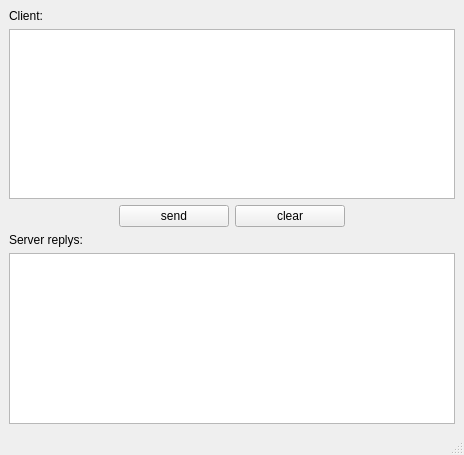
Qt form Lab2/TCPClientFiles/mainwindow.ui (rodimov/NetworksLabs_SUT) before a commit.
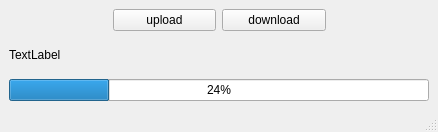
The same form after that commit.

Diff of the .ui file:
```diff
--- a/Lab2/TCPClientFiles/mainwindow.ui
+++ b/Lab2/TCPClientFiles/mainwindow.ui
@@ -6,8 +6,8 @@
    <rect>
     <x>0</x>
     <y>0</y>
-    <width>464</width>
-    <height>455</height>
+    <width>438</width>
+    <height>132</height>
    </rect>
   </property>
   <property name="windowTitle">
@@ -15,20 +15,6 @@
   </property>
   <widget class="QWidget" name="centralwidget">
    <layout class="QVBoxLayout" name="verticalLayout_3">
-    <item>
-     <layout class="QVBoxLayout" name="verticalLayout">
-      <item>
-       <widget class="QLabel" name="label">
-        <property name="text">
-         <string>Client:</string>
-        </property>
-       </widget>
-      </item>
-      <item>
-       <widget class="QTextEdit" name="clientTextEdit"/>
-      </item>
-     </layout>
-    </item>
     <item>
      <layout class="QHBoxLayout" name="horizontalLayout">
       <item>
@@ -56,7 +42,7 @@
          <enum>Qt::LeftToRight</enum>
         </property>
         <property name="text">
-         <string>send</string>
+         <string>upload</string>
         </property>
        </widget>
       </item>
@@ -69,7 +55,7 @@
          </sizepolicy>
         </property>
         <property name="text">
-         <string>clear</string>
+         <string>download</string>
         </property>
        </widget>
       </item>
@@ -93,12 +79,16 @@
       <item>
        <widget class="QLabel" name="label_2">
         <property name="text">
-         <string>Server replys:</string>
+         <string>TextLabel</string>
         </property>
        </widget>
       </item>
       <item>
-       <widget class="QTextEdit" name="serverTextEdit"/>
+       <widget class="QProgressBar" name="progressBar">
+        <property name="value">
+         <number>24</number>
+        </property>
+       </widget>
       </item>
      </layout>
     </item>
```
Left out of the diff: 10 changed lines with no effect on the pictures.
